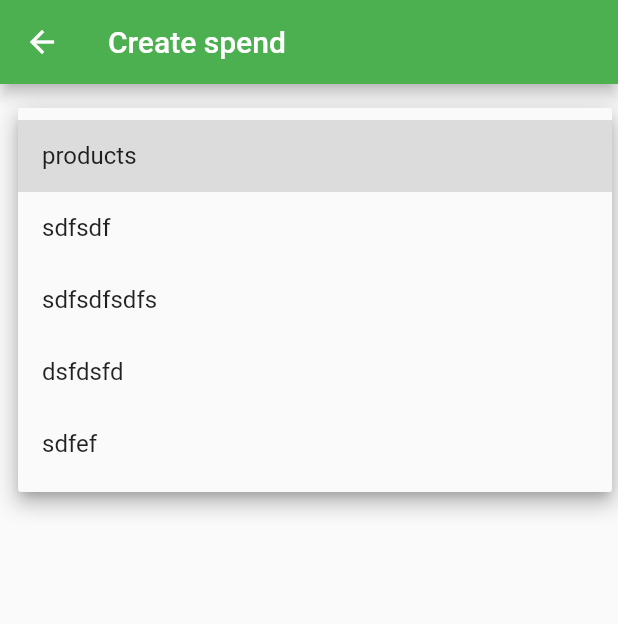
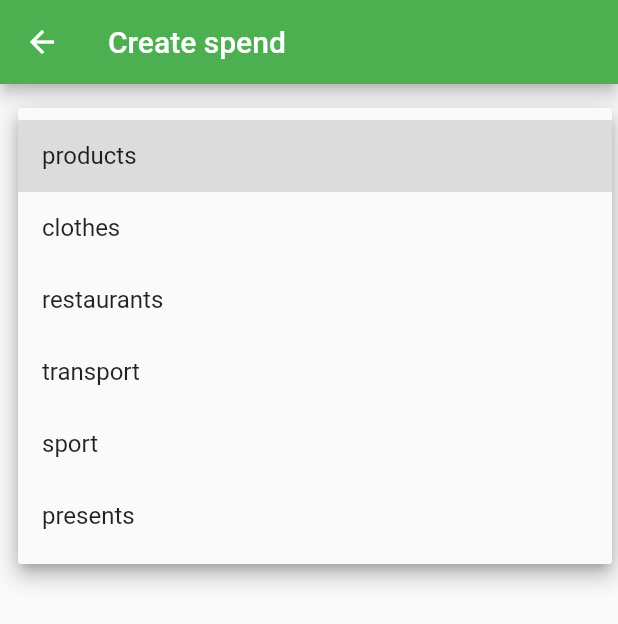
Before and after one commit to wupididu/financeApp, a Flutter app: the PageForCreateSpend screen opened directly, after a tap on "products", on a phone screen of 412 x 824 dp. Shown: the top 624 px of the screen. Run offline on Flutter 3.47's test engine with Material 2 defaults, Android fonts, the phone set to English and light mode, and no system bars; our stand-ins replace cloud_firestore, firebase_auth, firebase_core, get; accounts and stored records are empty.

```diff
--- a/lib/constants/list_type_of_spending.dart
+++ b/lib/constants/list_type_of_spending.dart
@@ -1,7 +1,8 @@
 final List<String> listTypeOfSpending = [
   'products',
-  'sdfsdf',
-  'sdfsdfsdfs',
-  'dsfdsfd',
-  'sdfef'
+  'clothes',
+  'restaurants',
+  'transport',
+  'sport',
+  'presents'
 ];
--- a/lib/controllers/create_spend_controller.dart
+++ b/lib/controllers/create_spend_controller.dart
@@ -1,5 +1,3 @@
-import 'dart:ffi';
-
 import 'package:cloud_firestore/cloud_firestore.dart';
 import 'package:finance/constants/controller.dart';
 import 'package:finance/constants/list_type_of_spending.dart';
--- a/lib/screens/home/homePage.dart
+++ b/lib/screens/home/homePage.dart
@@ -6,7 +6,7 @@ import 'package:finance/controllers/user_controller.dart';
 import 'package:finance/models/spending.dart';
 import 'package:finance/screens/createSpend/PageForCreateSpend.dart';
 import 'package:finance/services/database.dart';
-import 'package:finance/widgets/card_of_spending.dart';
+import 'package:finance/screens/home/widgets/card_of_spending.dart';
 import 'package:flutter/gestures.dart';
 import 'package:flutter/material.dart';
 import 'package:get/get.dart';
@@ -59,6 +59,7 @@ class HomePage extends GetWidget<AuthContoller> {
         onPressed: () {
           Get.to(PageForCreateSpend());
         },
+        child: Icon(Icons.add),
       ),
     );
   }
--- a/pubspec.yaml
+++ b/pubspec.yaml
@@ -34,7 +34,6 @@ dependencies:
 dev_dependencies:
   flutter_test:
     sdk: flutter
-  test: ^1.17.9
 
 # For information on the generic Dart part of this file, see the
 # following page: https://dart.dev/tools/pub/pubspec
```
Also changed, not shown: lib/screens/home/widgets/card_of_spending.dart (added, +46 -0 lines), lib/screens/home/widgets/dialog_delete_spend.dart (added, +42 -0 lines), lib/widgets/card_of_spending.dart (deleted, +0 -79 lines).
